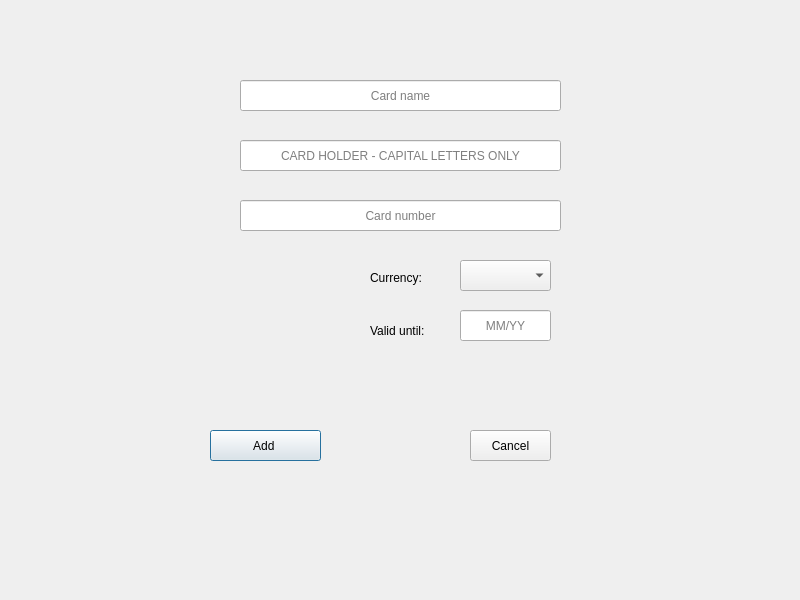
The window that 3_Solution/CleverClient/addcarddialog.ui (georgecpp/CleverPocket) describes before a commit, drawn with Qt 5.
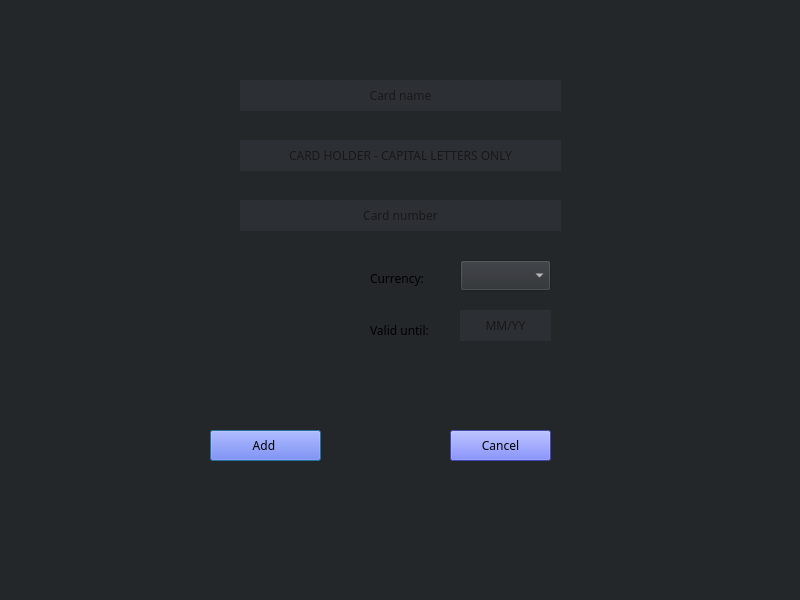
The same window after the commit.

Patch:
```diff
--- a/3_Solution/CleverClient/addcarddialog.ui
+++ b/3_Solution/CleverClient/addcarddialog.ui
@@ -13,6 +13,11 @@
   <property name="windowTitle">
    <string>AddCardDialog</string>
   </property>
+  <property name="styleSheet">
+   <string notr="true">background-color:rgb(35, 39, 42);
+
+</string>
+  </property>
   <widget class="QPushButton" name="addCardPushButton">
    <property name="geometry">
     <rect>
@@ -22,6 +27,28 @@
      <height>31</height>
     </rect>
    </property>
+   <property name="font">
+    <font>
+     <family>Whitney</family>
+     <pointsize>9</pointsize>
+    </font>
+   </property>
+   <property name="styleSheet">
+    <string notr="true">
+QPushButton {
+     background-color: rgb(88, 101, 242);
+ }
+ QPushButton#pushButton:pressed {
+   	background-color: rgb(88, 157, 242); 
+ }
+ QPushButton#pushButton:hover {
+     
+	background-color: rgb(88, 157, 242);
+ }
+ QPushButton[text] {
+    color:white;
+ }</string>
+   </property>
    <property name="text">
     <string>Add </string>
    </property>
@@ -35,6 +62,19 @@
      <height>31</height>
     </rect>
    </property>
+   <property name="font">
+    <font>
+     <family>Whitney</family>
+     <pointsize>9</pointsize>
+    </font>
+   </property>
+   <property name="styleSheet">
+    <string notr="true">QLineEdit[text]{
+color: white;}
+QLineEdit{
+background-color: rgb(44, 47, 51);
+border:none;}</string>
+   </property>
    <property name="alignment">
     <set>Qt::AlignCenter</set>
    </property>
@@ -51,6 +91,19 @@
      <height>31</height>
     </rect>
    </property>
+   <property name="font">
+    <font>
+     <family>Whitney</family>
+     <pointsize>9</pointsize>
+    </font>
+   </property>
+   <property name="styleSheet">
+    <string notr="true">QLineEdit[text]{
+color: white;}
+QLineEdit{
+background-color: rgb(44, 47, 51);
+border:none;}</string>
+   </property>
    <property name="alignment">
     <set>Qt::AlignCenter</set>
    </property>
@@ -67,6 +120,19 @@
      <height>31</height>
     </rect>
    </property>
+   <property name="font">
+    <font>
+     <family>Whitney</family>
+     <pointsize>9</pointsize>
+    </font>
+   </property>
+   <property name="styleSheet">
+    <string notr="true">QLineEdit[text]{
+color: white;}
+QLineEdit{
+background-color: rgb(44, 47, 51);
+border:none;}</string>
+   </property>
    <property name="alignment">
     <set>Qt::AlignCenter</set>
    </property>
@@ -83,6 +149,19 @@
      <height>21</height>
     </rect>
    </property>
+   <property name="font">
+    <font>
+     <family>Whitney</family>
+     <pointsize>9</pointsize>
+    </font>
+   </property>
+   <property name="styleSheet">
+    <string notr="true">QLabel[text]{
+color: white;}
+QLabel{
+background-color:rgb(35, 39, 42);
+border:none;}</string>
+   </property>
    <property name="text">
     <string>Valid until:</string>
    </property>
@@ -96,6 +175,40 @@
      <height>31</height>
     </rect>
    </property>
+   <property name="font">
+    <font>
+     <family>Whitney</family>
+     <pointsize>9</pointsize>
+    </font>
+   </property>
+   <property name="styleSheet">
+    <string notr="true">QComboBox
+{
+color:white;
+background-color: rgb(44, 47, 51);
+}
+
+QComboBox QAbstractItemView {
+   color:white;
+    selection-background-color:rgb(88, 101, 242);
+	backgroud-color:rgb(44, 47, 51);
+	
+}
+
+QComboBox QScrollBar
+{
+background: #5865F2
+}
+
+QComboBox QAbstractItemView QScrollBar
+{
+background: #5865F2
+}
+
+
+
+</string>
+   </property>
   </widget>
   <widget class="QLabel" name="currencyLabel">
    <property name="geometry">
@@ -106,6 +219,19 @@
      <height>16</height>
     </rect>
    </property>
+   <property name="font">
+    <font>
+     <family>Whitney</family>
+     <pointsize>9</pointsize>
+    </font>
+   </property>
+   <property name="styleSheet">
+    <string notr="true">QLabel[text]{
+color: white;}
+QLabel{
+background-color:rgb(35, 39, 42);
+border:none;}</string>
+   </property>
    <property name="text">
     <string>Currency:</string>
    </property>
@@ -119,6 +245,19 @@
      <height>31</height>
     </rect>
    </property>
+   <property name="font">
+    <font>
+     <family>Whitney</family>
+     <pointsize>9</pointsize>
+    </font>
+   </property>
+   <property name="styleSheet">
+    <string notr="true">QLineEdit[text]{
+color: white;}
+QLineEdit{
+background-color: rgb(44, 47, 51);
+border:none;}</string>
+   </property>
    <property name="alignment">
     <set>Qt::AlignCenter</set>
    </property>
@@ -129,12 +268,34 @@
   <widget class="QPushButton" name="cancelAddCardPushButton">
    <property name="geometry">
     <rect>
-     <x>470</x>
+     <x>450</x>
      <y>430</y>
-     <width>81</width>
+     <width>101</width>
      <height>31</height>
     </rect>
    </property>
+   <property name="font">
+    <font>
+     <family>Whitney</family>
+     <pointsize>9</pointsize>
+    </font>
+   </property>
+   <property name="styleSheet">
+    <string notr="true">
+QPushButton {
+     background-color: rgb(88, 101, 242);
+ }
+ QPushButton#pushButton:pressed {
+   	background-color: rgb(88, 157, 242); 
+ }
+ QPushButton#pushButton:hover {
+     
+	background-color: rgb(88, 157, 242);
+ }
+ QPushButton[text] {
+    color:white;
+ }</string>
+   </property>
    <property name="text">
     <string>Cancel</string>
    </property>
```
